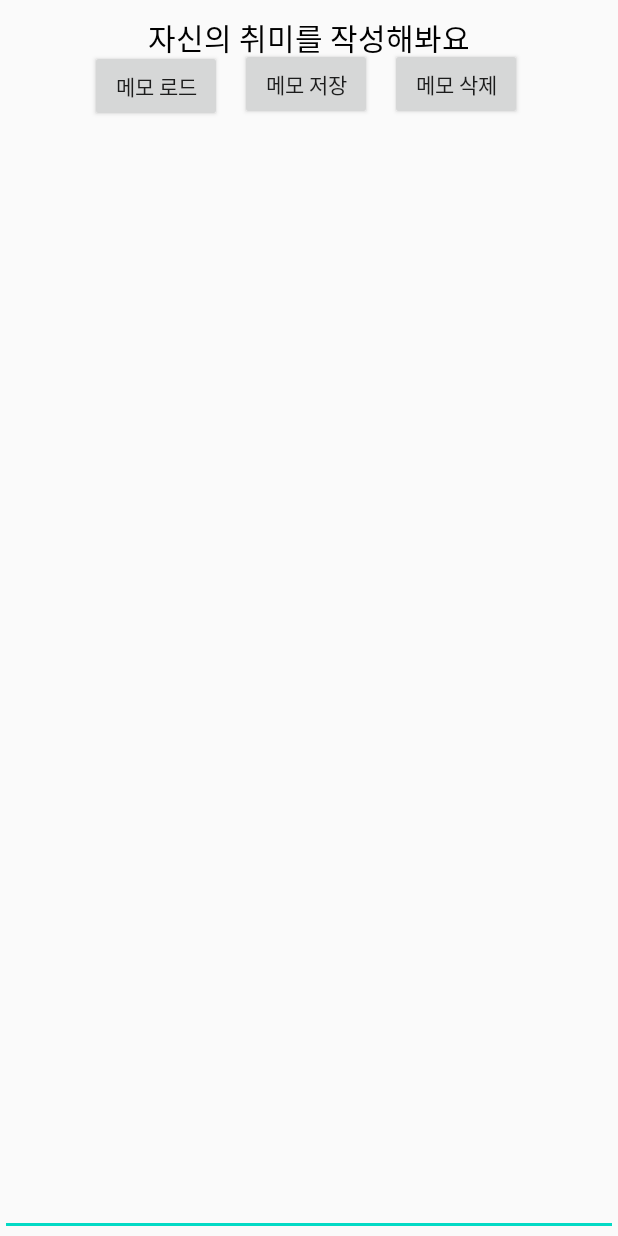
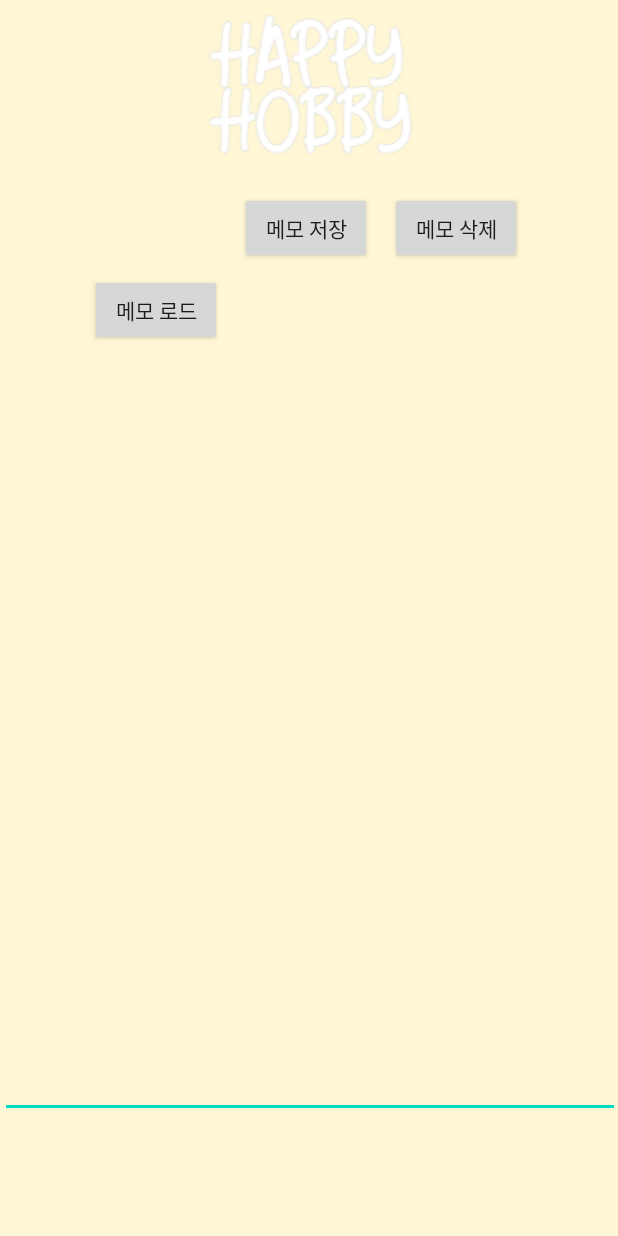
Before and after one commit to lku0716/HappyHobby, an Android app: the screen it shows after launch (MainActivity), on a phone screen of 412 x 824 dp. Run offline under Robolectric (Android 15) with nearby library versions, the phone set to English and light mode, and no system bars.

Commit message:
Happy Hobby App

```diff
--- a/app/src/main/res/layout/activity_main.xml
+++ b/app/src/main/res/layout/activity_main.xml
@@ -4,22 +4,21 @@
     xmlns:tools="http://schemas.android.com/tools"
     android:layout_width="match_parent"
     android:layout_height="match_parent"
+    android:background="@color/background"
     tools:context=".MainActivity">
 
-    <TextView
+    <ImageView
+        android:id="@+id/imageView"
         android:layout_width="match_parent"
-        android:layout_height="match_parent"
-        android:layout_marginTop="10dp"
-        android:fontFamily="@font/dx"
-        android:text="자신의 취미를 작성해봐요"
-        android:textAlignment="center"
-        android:textColor="@color/black"
-        android:textSize="20sp" />
+        android:layout_height="wrap_content"
+        app:srcCompat="@drawable/happyhobby"
+        tools:layout_editor_absoluteX="0dp"
+        tools:layout_editor_absoluteY="0dp" />
 
     <EditText
         android:id="@+id/editText3"
-        android:layout_width="0dp"
-        android:layout_height="0dp"
+        android:layout_width="413dp"
+        android:layout_height="422dp"
         android:ems="10"
         android:fontFamily="@font/dx"
         android:gravity="top"
@@ -30,22 +29,11 @@
         app:layout_constraintTop_toBottomOf="@+id/button_load" />
 
     <Button
-        android:id="@+id/button_delete"
-        android:layout_width="wrap_content"
-        android:layout_height="wrap_content"
-        android:layout_marginStart="12dp"
-        android:fontFamily="@font/dx"
-        android:gravity="center"
-        android:text="메모 삭제"
-        app:layout_constraintBaseline_toBaselineOf="@+id/button_save"
-        app:layout_constraintStart_toEndOf="@+id/button_save" />
-
-    <Button
         android:id="@+id/button_load"
         android:layout_width="wrap_content"
         android:layout_height="wrap_content"
         android:layout_marginStart="60dp"
-        android:layout_marginTop="33dp"
+        android:layout_marginTop="104dp"
         android:layout_marginBottom="13dp"
         android:fontFamily="@font/dx"
         android:gravity="center"
@@ -60,11 +48,22 @@
         android:layout_width="wrap_content"
         android:layout_height="wrap_content"
         android:layout_marginStart="12dp"
-        android:layout_marginTop="32dp"
+        android:layout_marginTop="128dp"
         android:fontFamily="@font/dx"
         android:gravity="center"
         android:text="메모 저장"
         app:layout_constraintStart_toEndOf="@+id/button_load"
         app:layout_constraintTop_toTopOf="parent" />
 
+    <Button
+        android:id="@+id/button_delete"
+        android:layout_width="wrap_content"
+        android:layout_height="wrap_content"
+        android:layout_marginStart="12dp"
+        android:fontFamily="@font/dx"
+        android:gravity="center"
+        android:text="메모 삭제"
+        app:layout_constraintBaseline_toBaselineOf="@+id/button_save"
+        app:layout_constraintStart_toEndOf="@+id/button_save" />
+
 </androidx.constraintlayout.widget.ConstraintLayout>
--- a/app/src/main/res/layout/layout_splash.xml
+++ b/app/src/main/res/layout/layout_splash.xml
@@ -3,11 +3,12 @@
     android:layout_width="match_parent"
     android:layout_height="match_parent"
     android:orientation="vertical"
+    android:background="@color/background"
     android:gravity="center">
 
     <ImageView
-        android:layout_width="150dp"
-        android:layout_height="200dp"
+        android:layout_width="292dp"
+        android:layout_height="304dp"
         android:layout_gravity="center"
         android:background="@drawable/splash" />
 
--- a/app/src/main/res/values/colors.xml
+++ b/app/src/main/res/values/colors.xml
@@ -11,5 +11,6 @@
     <color name="gray">#FFCCCCCC</color>
     <color name="light_gray">#FFE5E5E5</color>
     <color name="item_color">#fac8bf</color>
+    <color name="background">#fef6d4</color>
 
 </resources>
```
Also changed, not shown: app/src/main/res/drawable-v24/happyhobby.png (added), app/src/main/res/drawable-v24/logo.png (added), app/src/main/res/drawable-v24/splash.png (added), app/src/main/res/drawable/logo.png (deleted), app/src/main/res/drawable/splash.png (deleted).
